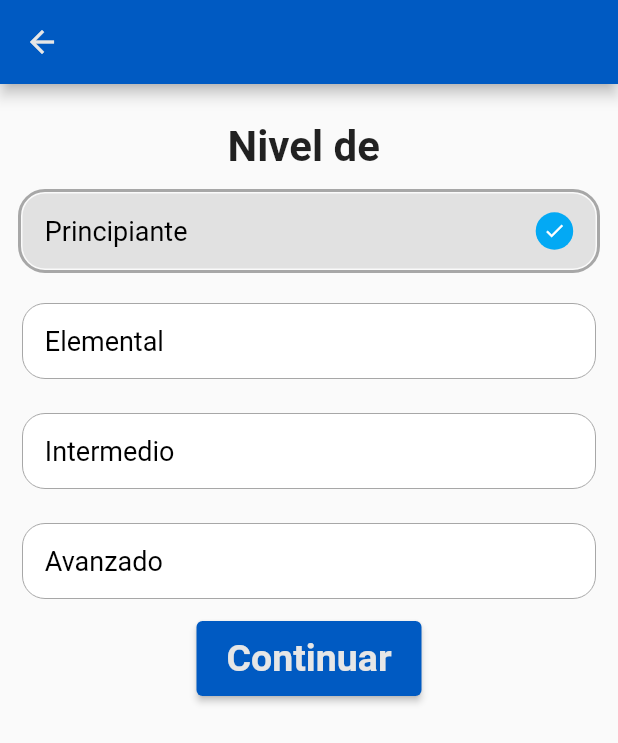
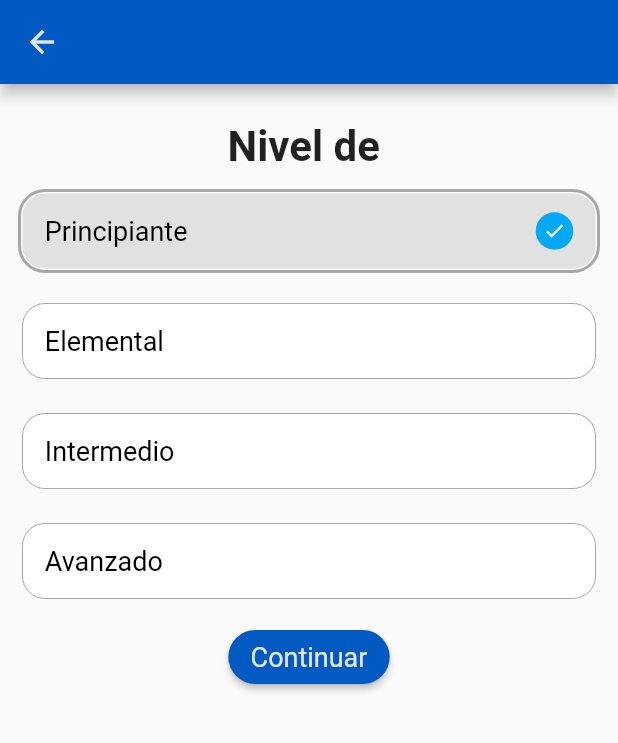
Before and after one commit to No-Country/c9-49-m-flutter, a Flutter app: the MyFormWidget screen opened directly with empty values, swiped to page 4, on a phone screen of 412 x 824 dp. Shown: the top 743 px of the screen. Run offline on Flutter 3.47's test engine with Material 2 defaults, Android fonts, the phone set to English and light mode, and no system bars; our stand-ins replace cloud_firestore, firebase_auth, firebase_core, firebase_storage, flutter_svg, google_sign_in and 2 more; missing offline and left inert: dart:ffi, stream_chat_flutter; accounts and stored records are empty; project files that could hold a hidden picture were left out.

Commit message:
cambiando botones y logotipo

```diff
--- a/lib/screens/Onboarding/Steps/lang_level_step.dart
+++ b/lib/screens/Onboarding/Steps/lang_level_step.dart
@@ -1,6 +1,7 @@
 import "package:flutter/material.dart";
 import "package:flutter_application_1/data/languages.dart";
 import "package:flutter_application_1/types/user_form_data.dart";
+import "package:flutter_application_1/widgets/Buttons/primary_button.dart";
 import "./../../../utils/formating_strings.dart";
 
 class LangLevelStep extends StatelessWidget {
@@ -115,7 +116,8 @@ class LangLevelStep extends StatelessWidget {
               mainAxisAlignment: MainAxisAlignment.spaceBetween,
               children: levelButtons.map((button) => button).toList()),
         ),
-        ElevatedButton(
+        PrimaryButton(
+          text: 'Continuar',
           onPressed: () {
             if (Form.of(context).validate()) {
               Form.of(context).save();
@@ -125,14 +127,7 @@ class LangLevelStep extends StatelessWidget {
               );
             }
           },
-          style: ElevatedButton.styleFrom(
-            fixedSize: const Size(150, 50),
-          ),
-          child: const Text(
-            'Continuar',
-            style: TextStyle(fontSize: 25),
-          ),
-        ),
+        )
       ],
     );
   }
```
Also changed, not shown: lib/screens/Onboarding/Steps/native_lang_step.dart (+12 -14 lines), lib/screens/Onboarding/Steps/target_lang_step.dart (+9 -12 lines), lib/screens/Onboarding/Steps/user_hobbies_step.dart (+3 -9 lines), 6 other files.
